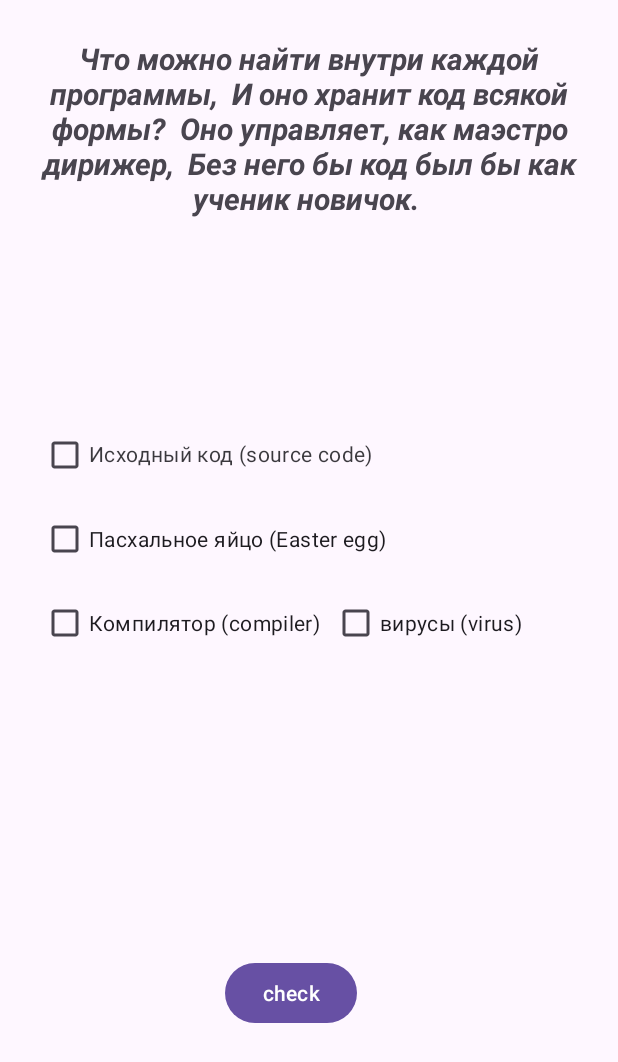
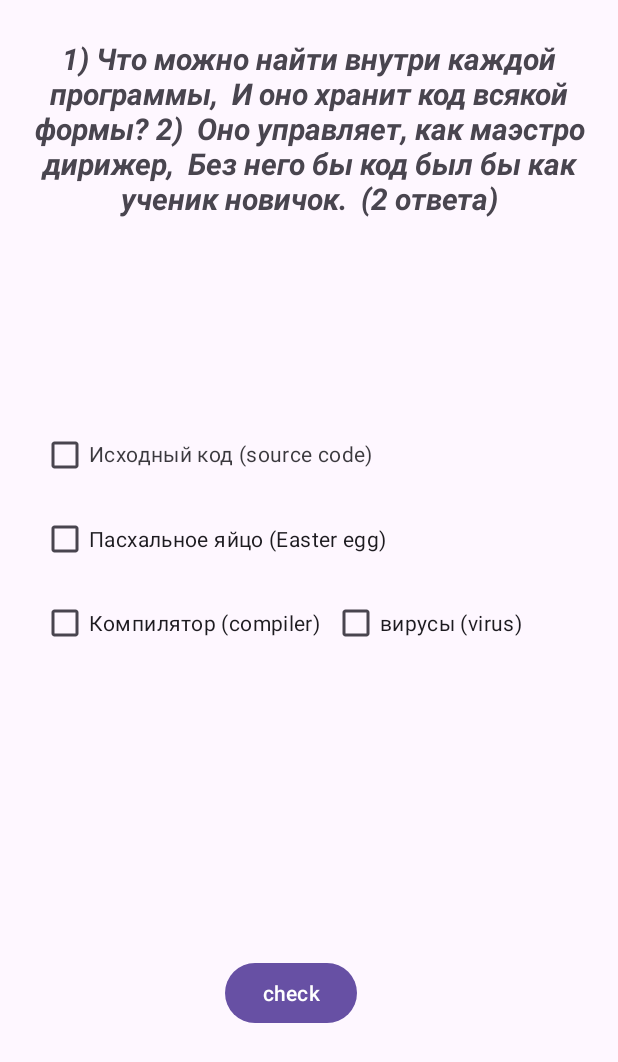
Before and after one commit to ASIrisspb/hw_1_git, an Android app: the Activity4Dima screen opened directly, with no data from a screen before it, on a phone screen of 412 x 824 dp. Shown: the top 1062 px of the screen. Run offline under Robolectric (Android 15) with nearby library versions, the light colour scheme and no system bars; 2 statements that could not run were skipped.

Commit message:
Activity4Dima

```diff
--- a/app/src/main/java/school2045/hw_1_git/Activity4Dima.java
+++ b/app/src/main/java/school2045/hw_1_git/Activity4Dima.java
@@ -11,7 +11,10 @@ public class Activity4Dima extends AppCompatActivity {
     private String name;
     private int score; //для записи очков
     private CheckBox checkBox;
+    private CheckBox checkBox2;
     private CheckBox checkBox3;
+    private CheckBox checkBox4;
+
     @Override
     protected void onCreate(Bundle savedInstanceState) {
         super.onCreate(savedInstanceState);
@@ -19,12 +22,15 @@ public class Activity4Dima extends AppCompatActivity {
         name = getIntent().getExtras().getString("name");
         score = getIntent().getExtras().getInt("points");
         checkBox = findViewById(R.id.checkBox);
+        checkBox2 = findViewById(R.id.checkBox2);
         checkBox3 = findViewById(R.id.checkBox3);
+        checkBox4 = findViewById(R.id.checkBox4);
+
     }
 
     public void check (View view) {
         //метод требует доработки согласно заданию
-        if (checkBox.isChecked() || checkBox3.isChecked()) score+=1;
+        if (checkBox.isChecked() && checkBox3.isChecked() && !(checkBox2.isChecked()) && !(checkBox4.isChecked())) score+=1;
         Intent intent = new Intent(Activity4Dima.this, Activity5Danimir.class);
         intent.putExtra("name", name);
         intent.putExtra("points", score);
--- a/app/src/main/res/layout/activity_activity4_dima.xml
+++ b/app/src/main/res/layout/activity_activity4_dima.xml
@@ -11,7 +11,7 @@
         android:layout_width="407dp"
         android:layout_height="172dp"
         android:gravity="center"
-        android:text="Что можно найти внутри каждой программы,  И оно хранит код всякой формы?  Оно управляет, как маэстро дирижер,  Без него бы код был бы как ученик новичок. "
+        android:text="1) Что можно найти внутри каждой программы,  И оно хранит код всякой формы? 2)  Оно управляет, как маэстро дирижер,  Без него бы код был бы как ученик новичок.  (2 ответа)"
         android:textSize="20sp"
         android:textStyle="bold|italic"
         app:layout_constraintBottom_toBottomOf="parent"
```
